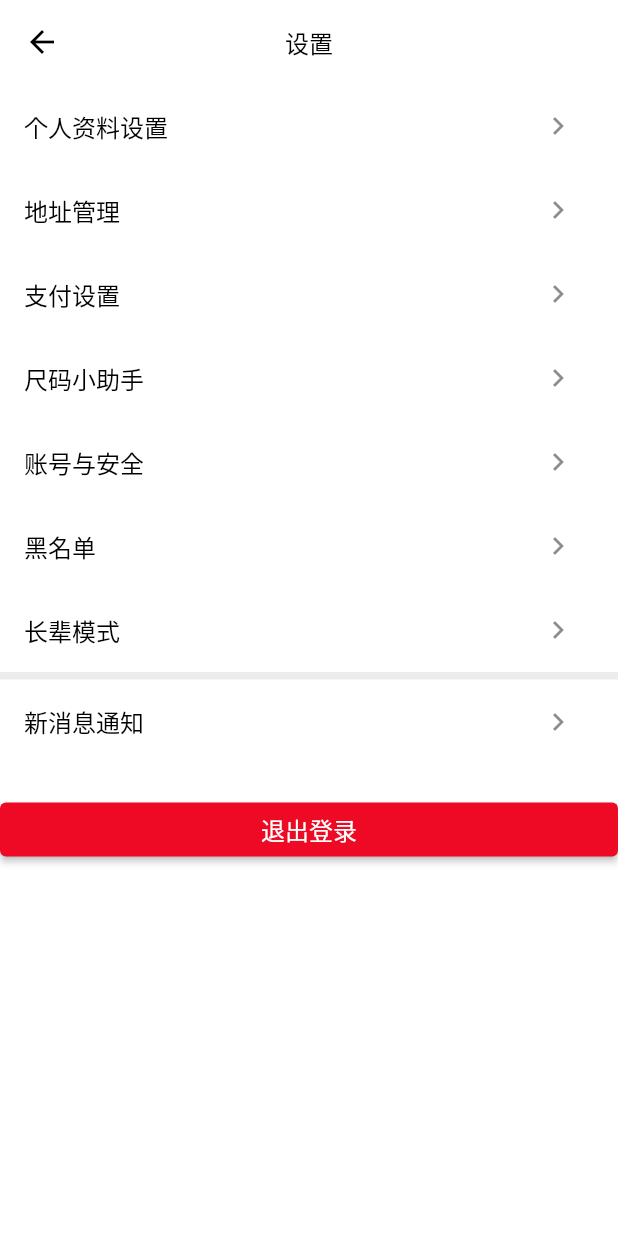
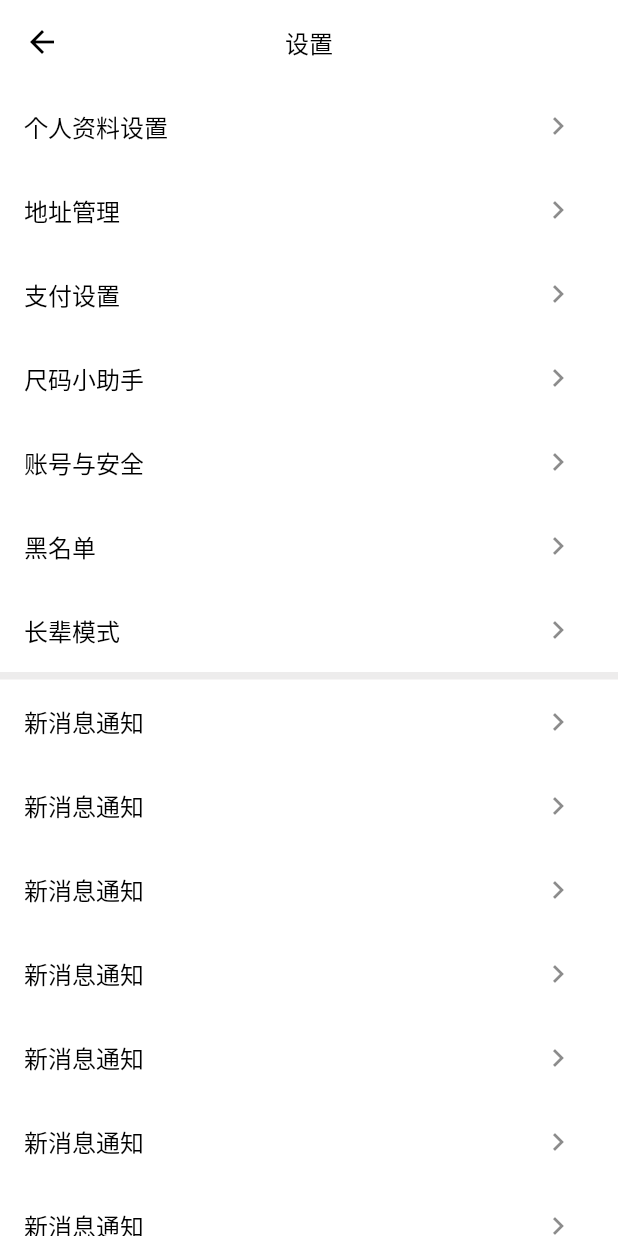
Before and after one commit to deepindo/DoFlutter, a Flutter app: the screen it shows after launch, item 5 of the bottom bar chosen, after a tap on the "settings" icon, on a phone screen of 412 x 824 dp. Run offline on Flutter 3.47's test engine with Material 2 defaults, Android fonts, the phone set to English and light mode, and no system bars; network calls fail.

Commit message:
我的&设置：细节调整

```diff
--- a/lib/pages/vcs/me_page.dart
+++ b/lib/pages/vcs/me_page.dart
@@ -44,17 +44,18 @@ class _MePageState extends State<MePage> {
         _operateGridView(),
         const Divider(),
         Container(
-          alignment: Alignment.center,
+          // alignment: Alignment.center,
           // color: Colors.green,
           height: 40,
           padding: const EdgeInsets.symmetric(horizontal: 25),
           child: Row(
+            mainAxisAlignment: MainAxisAlignment.spaceBetween,
             children: const [
               Text(
                 "我的交易",
                 style: TextStyle(fontSize: 18, fontWeight: FontWeight.w600),
               ),
-              Expanded(child: SizedBox()),
+              // Expanded(child: SizedBox()),
               Text(
                 "在闲鱼赚了6000.00元",
                 style: TextStyle(fontSize: 12, color: AppColors.un2active),
--- a/lib/pages/vcs/setting_page.dart
+++ b/lib/pages/vcs/setting_page.dart
@@ -86,6 +86,54 @@ class _SettingPageState extends State<SettingPage> {
             trailing: IconButton(
                 onPressed: () {}, icon: const Icon(Icons.keyboard_arrow_right)),
           ),
+          ListTile(
+            title: const Text(
+              "新消息通知",
+              style: TextStyle(color: Colors.black, fontSize: 16),
+            ),
+            trailing: IconButton(
+                onPressed: () {}, icon: const Icon(Icons.keyboard_arrow_right)),
+          ),
+          ListTile(
+            title: const Text(
+              "新消息通知",
+              style: TextStyle(color: Colors.black, fontSize: 16),
+            ),
+            trailing: IconButton(
+                onPressed: () {}, icon: const Icon(Icons.keyboard_arrow_right)),
+          ),
+          ListTile(
+            title: const Text(
+              "新消息通知",
+              style: TextStyle(color: Colors.black, fontSize: 16),
+            ),
+            trailing: IconButton(
+                onPressed: () {}, icon: const Icon(Icons.keyboard_arrow_right)),
+          ),
+          ListTile(
+            title: const Text(
+              "新消息通知",
+              style: TextStyle(color: Colors.black, fontSize: 16),
+            ),
+            trailing: IconButton(
+                onPressed: () {}, icon: const Icon(Icons.keyboard_arrow_right)),
+          ),
+          ListTile(
+            title: const Text(
+              "新消息通知",
+              style: TextStyle(color: Colors.black, fontSize: 16),
+            ),
+            trailing: IconButton(
+                onPressed: () {}, icon: const Icon(Icons.keyboard_arrow_right)),
+          ),
+          ListTile(
+            title: const Text(
+              "新消息通知",
+              style: TextStyle(color: Colors.black, fontSize: 16),
+            ),
+            trailing: IconButton(
+                onPressed: () {}, icon: const Icon(Icons.keyboard_arrow_right)),
+          ),
           const SizedBox(
             height: 20,
           ),
```
